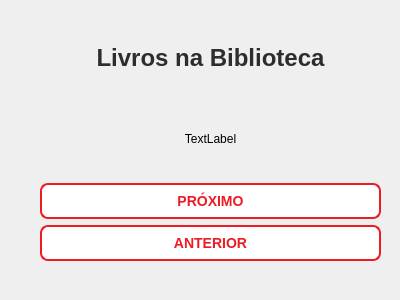
The window that GUI_BIBLIOTECA/seeallbookswindow.ui (gabriotz/Project-edoo) describes before a commit, drawn with Qt 5.
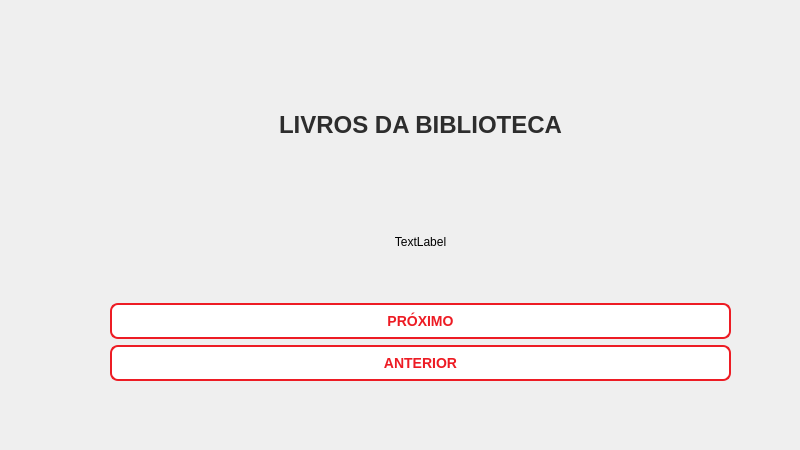
The same window after the commit.

What changed in the file:
```diff
--- a/GUI_BIBLIOTECA/seeallbookswindow.ui
+++ b/GUI_BIBLIOTECA/seeallbookswindow.ui
@@ -6,20 +6,20 @@
    <rect>
     <x>0</x>
     <y>0</y>
-    <width>400</width>
-    <height>300</height>
+    <width>800</width>
+    <height>450</height>
    </rect>
   </property>
   <property name="windowTitle">
    <string>Dialog</string>
   </property>
-  <widget class="QWidget" name="">
+  <widget class="QWidget" name="layoutWidget">
    <property name="geometry">
     <rect>
-     <x>40</x>
-     <y>20</y>
-     <width>341</width>
-     <height>241</height>
+     <x>110</x>
+     <y>70</y>
+     <width>621</width>
+     <height>311</height>
     </rect>
    </property>
    <layout class="QVBoxLayout" name="verticalLayout">
@@ -29,7 +29,7 @@
        <string notr="true"/>
       </property>
       <property name="text">
-       <string>&lt;html&gt;&lt;head/&gt;&lt;body&gt;&lt;p align=&quot;center&quot;&gt;&lt;span style=&quot; font-size:18pt; font-weight:700; color:#2d2d2d;&quot;&gt;Livros na Biblioteca&lt;/span&gt;&lt;/p&gt;&lt;/body&gt;&lt;/html&gt;</string>
+       <string>&lt;html&gt;&lt;head/&gt;&lt;body&gt;&lt;p align=&quot;center&quot;&gt;&lt;span style=&quot; font-size:18pt; font-weight:700; color:#2d2d2d;&quot;&gt;LIVROS DA BIBLIOTECA&lt;/span&gt;&lt;/p&gt;&lt;/body&gt;&lt;/html&gt;</string>
       </property>
      </widget>
     </item>
```
